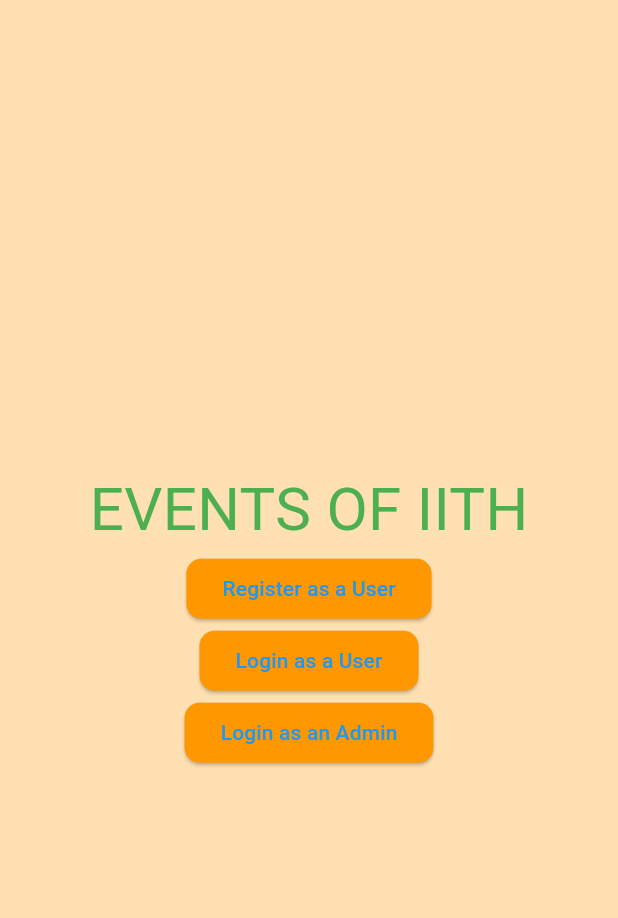
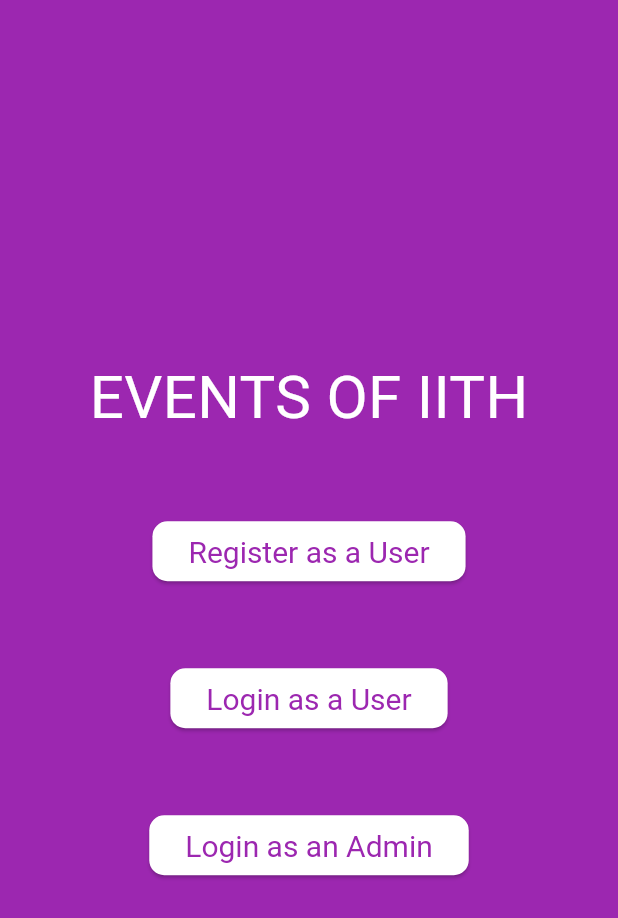
Before and after one commit to AYUSHMAAN1812/Club-Event-Management-App, a Flutter app: the screen it shows after launch, on a phone screen of 412 x 824 dp. Shown: the top 918 px of the screen. Run offline on Flutter 3.47's test engine with Material 3 defaults, Android fonts, the phone set to English and light mode, and no system bars; our stand-ins replace cloud_firestore, cloud_functions, firebase_auth, firebase_core, firebase_messaging, flutter_local_notifications and 1 more; accounts and stored records are empty.

Commit message:
Add Styles

```diff
--- a/lib/main.dart
+++ b/lib/main.dart
@@ -29,7 +29,7 @@
       title: 'Flutter Demo',
       debugShowCheckedModeBanner: false,
       theme: ThemeData(
-        colorScheme: ColorScheme.fromSeed(seedColor: Colors.blue.shade400),
+        colorScheme: ColorScheme.fromSeed(seedColor: Colors.purple.shade400),
         useMaterial3: true,
       ),
       home: const Homepage(),
@@ -57,7 +57,7 @@
 
 class Homepage extends StatefulWidget {
   const Homepage({super.key});
-  static const primaryColor = Colors.orange;
+  static const primaryColor = Colors.white;
 
   @override
   State<Homepage> createState() => _HomepageState();
@@ -157,23 +157,25 @@
   @override
   Widget build(BuildContext context) {
     return Scaffold(
-      backgroundColor: Colors.orange.shade100,
+      backgroundColor: Colors.purple,
       body: Center(
         child: Column(
           mainAxisAlignment: MainAxisAlignment.center,
           children: [
             const Text(
               'EVENTS OF IITH',
-              style: TextStyle(color: Colors.green, fontSize: 40,),
+              style: TextStyle(color: Colors.white, fontSize: 40,),
 
             ),
+            const SizedBox(height: 50.0,),
             ElevatedButton(
               style: TextButton.styleFrom(
-                foregroundColor: Colors.blue,
-                backgroundColor: Colors.orange,
+                foregroundColor: Colors.purple,
+                backgroundColor: Colors.white,
                 shape: const RoundedRectangleBorder(
                   borderRadius: BorderRadius.all(Radius.circular(10)),
                 ),
+                textStyle: const TextStyle(fontSize: 20.0),
               ),
               onPressed: () {
                 Navigator.of(context).pushNamed(
@@ -182,13 +184,15 @@
               },
               child: const Text('Register as a User'),
             ),
+            const SizedBox(height: 50.0,),
             ElevatedButton(
               style: TextButton.styleFrom(
-                foregroundColor: Colors.blue,
-                backgroundColor: Colors.orange,
+                foregroundColor: Colors.purple,
+                backgroundColor: Colors.white,
                 shape: const RoundedRectangleBorder(
                   borderRadius: BorderRadius.all(Radius.circular(10)),
                 ),
+                textStyle: const TextStyle(fontSize: 20.0),
               ),
               onPressed: () {
                 Navigator.of(context).pushNamed(
@@ -197,13 +201,15 @@
               },
               child: const Text('Login as a User'),
             ),
+            const SizedBox(height: 50.0,),
             ElevatedButton(
               style: TextButton.styleFrom(
-                foregroundColor: Colors.blue,
-                backgroundColor: Colors.orange,
+                foregroundColor: Colors.purple,
+                backgroundColor: Colors.white,
                 shape: const RoundedRectangleBorder(
                   borderRadius: BorderRadius.all(Radius.circular(10)),
                 ),
+                textStyle: const TextStyle(fontSize: 20.0),
               ),
               onPressed: () {
                 Navigator.of(context).pushNamed(
--- a/lib/views/event_details.dart
+++ b/lib/views/event_details.dart
@@ -126,7 +126,7 @@
       padding: const EdgeInsets.symmetric(vertical: 15.0),
       child: Row(
         children: [
-          Text("$title:", style: const TextStyle(fontWeight: FontWeight.bold)),
+          Text("$title:", style: const TextStyle(fontWeight: FontWeight.bold, color: Colors.purple)),
           const SizedBox(width: 10.0),
           Text(details),
         ],
--- a/lib/views/user_events_page.dart
+++ b/lib/views/user_events_page.dart
@@ -185,9 +185,9 @@
                                       style: TextStyle(
                                           fontSize: 12.0,
                                           color: event.status == 'Upcoming'
-                                              ? Colors.red
+                                              ? Colors.orange
                                               : event.status == 'Ongoing'
-                                                  ? Colors.yellow
+                                                  ? Colors.blue
                                                   : Colors.green,
                                           fontWeight: FontWeight.bold),
                                     )
```
